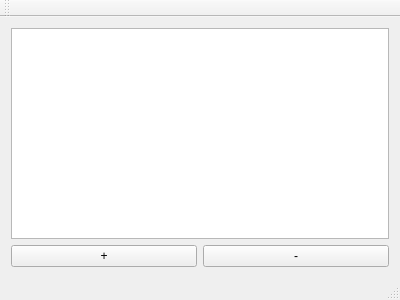
Qt form mainwindow.ui (carlosvin/visitsqt) before a commit.
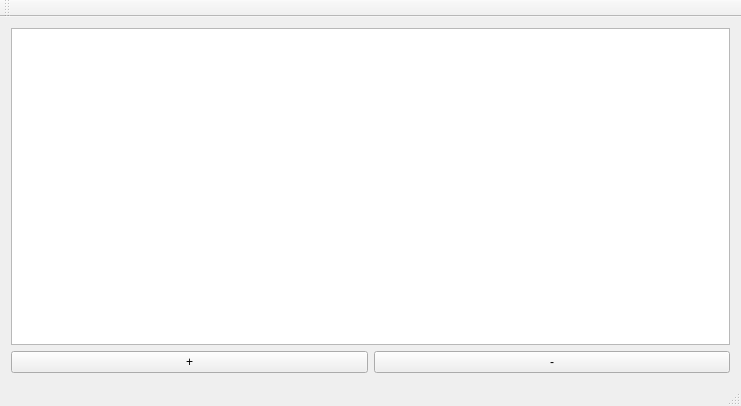
The same form after that commit.

What changed in the file:
```diff
--- a/mainwindow.ui
+++ b/mainwindow.ui
@@ -6,8 +6,8 @@
    <rect>
     <x>0</x>
     <y>0</y>
-    <width>400</width>
-    <height>300</height>
+    <width>741</width>
+    <height>406</height>
    </rect>
   </property>
   <property name="windowTitle">
```
Left out of the diff: 6 changed lines with no effect on the pictures.
